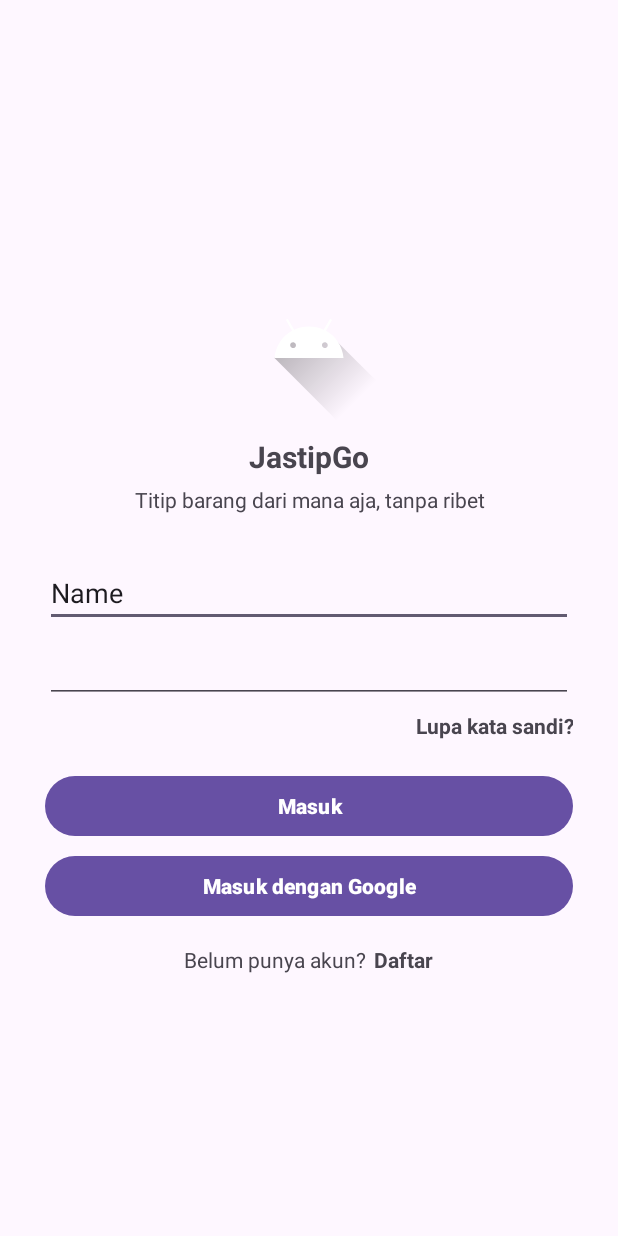
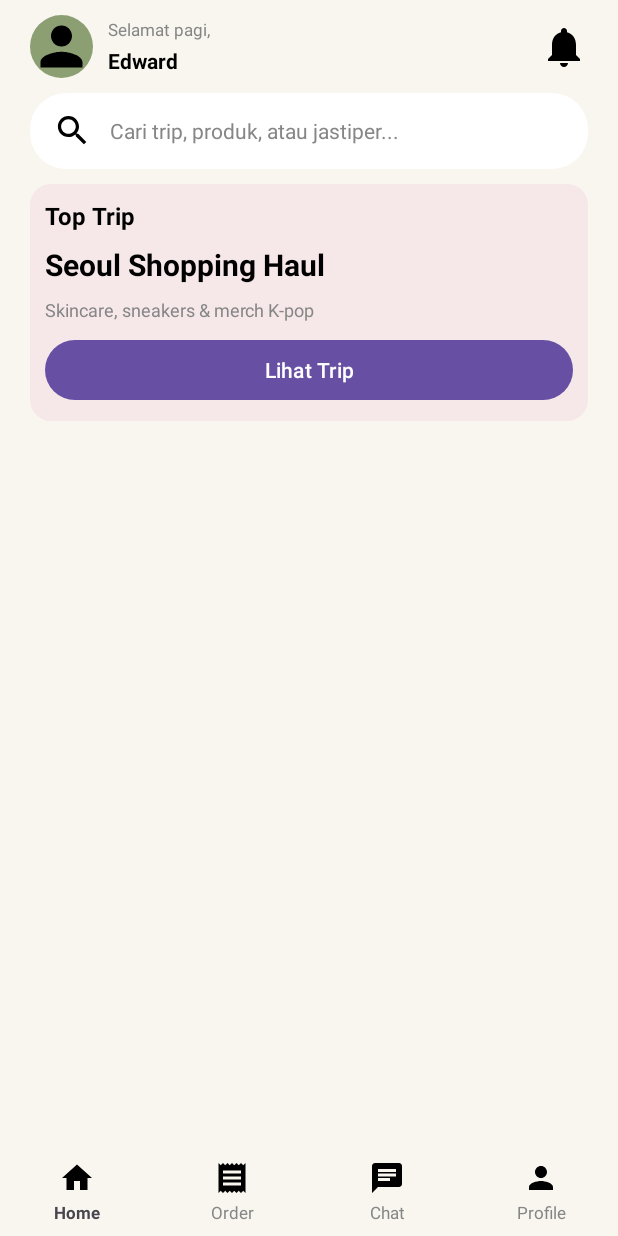
Before and after one commit to edwardedo03/JastipGo, an Android app: the screen it shows after launch (LoginActivity before the commit, MainActivity after it), on a phone screen of 412 x 824 dp. Run offline under Robolectric (Android 15) with nearby library versions, the phone set to English and light mode, and no system bars; 1 statement that could not run was skipped.

Commit message:
creating home fragment

```diff
--- a/app/build.gradle.kts
+++ b/app/build.gradle.kts
@@ -36,6 +36,7 @@ dependencies {
     implementation(libs.activity.ktx)
     implementation(libs.appcompat)
     implementation(libs.constraintlayout)
+    implementation(libs.fragment)
     implementation(libs.material)
     testImplementation(libs.junit)
     androidTestImplementation(libs.espresso.core)
--- a/app/src/main/AndroidManifest.xml
+++ b/app/src/main/AndroidManifest.xml
@@ -12,7 +12,7 @@
         android:supportsRtl="true"
         android:theme="@style/Theme.JastipGo">
         <activity
-            android:name=".LoginActivity"
+            android:name=".MainActivity"
             android:exported="true"
             android:windowSoftInputMode="adjustResize">
             <intent-filter>
@@ -21,6 +21,10 @@
                 <category android:name="android.intent.category.LAUNCHER" />
             </intent-filter>
         </activity>
+        <activity
+            android:name=".LoginActivity"
+            android:exported="false"
+            android:windowSoftInputMode="adjustResize" />
     </application>
 
 </manifest>
--- /dev/null
+++ b/app/src/main/java/com/uas/jastipgo/HomeFragment.java
@@ -0,0 +1,64 @@
+package com.uas.jastipgo;
+
+import android.os.Bundle;
+
+import androidx.fragment.app.Fragment;
+
+import android.view.LayoutInflater;
+import android.view.View;
+import android.view.ViewGroup;
+
+/**
+ * A simple {@link Fragment} subclass.
+ * Use the {@link HomeFragment#newInstance} factory method to
+ * create an instance of this fragment.
+ */
+public class HomeFragment extends Fragment {
+
+    // TODO: Rename parameter arguments, choose names that match
+    // the fragment initialization parameters, e.g. ARG_ITEM_NUMBER
+    private static final String ARG_PARAM1 = "param1";
+    private static final String ARG_PARAM2 = "param2";
+
+    // TODO: Rename and change types of parameters
+    private String mParam1;
+    private String mParam2;
+
+    public HomeFragment() {
+        // Required empty public constructor
+    }
+
+    /**
+     * Use this factory method to create a new instance of
+     * this fragment using the provided parameters.
+     *
+     * @param param1 Parameter 1.
+     * @param param2 Parameter 2.
+     * @return A new instance of fragment HomeFragment.
+     */
+    // TODO: Rename and change types and number of parameters
+    public static HomeFragment newInstance(String param1, String param2) {
+        HomeFragment fragment = new HomeFragment();
+        Bundle args = new Bundle();
+        args.putString(ARG_PARAM1, param1);
+        args.putString(ARG_PARAM2, param2);
+        fragment.setArguments(args);
+        return fragment;
+    }
+
+    @Override
+    public void onCreate(Bundle savedInstanceState) {
+        super.onCreate(savedInstanceState);
+        if (getArguments() != null) {
+            mParam1 = getArguments().getString(ARG_PARAM1);
+            mParam2 = getArguments().getString(ARG_PARAM2);
+        }
+    }
+
+    @Override
+    public View onCreateView(LayoutInflater inflater, ViewGroup container,
+                             Bundle savedInstanceState) {
+        // Inflate the layout for this fragment
+        return inflater.inflate(R.layout.fragment_home, container, false);
+    }
+}
--- /dev/null
+++ b/app/src/main/java/com/uas/jastipgo/MainActivity.java
@@ -0,0 +1,24 @@
+package com.uas.jastipgo;
+
+import android.os.Bundle;
+
+import androidx.appcompat.app.AppCompatActivity;
+import androidx.core.graphics.Insets;
+import androidx.core.view.ViewCompat;
+import androidx.core.view.WindowCompat;
+import androidx.core.view.WindowInsetsCompat;
+
+public class MainActivity extends AppCompatActivity {
+
+    @Override
+    protected void onCreate(Bundle savedInstanceState) {
+        super.onCreate(savedInstanceState);
+        WindowCompat.enableEdgeToEdge(getWindow());
+        setContentView(R.layout.activity_main);
+        ViewCompat.setOnApplyWindowInsetsListener(findViewById(R.id.main), (v, insets) -> {
+            Insets systemBars = insets.getInsets(WindowInsetsCompat.Type.systemBars());
+            v.setPadding(systemBars.left, systemBars.top, systemBars.right, systemBars.bottom);
+            return insets;
+        });
+    }
+}
--- /dev/null
+++ b/app/src/main/res/drawable/bg_rounded_pink.xml
@@ -0,0 +1,5 @@
+<?xml version="1.0" encoding="utf-8"?>
+<shape xmlns:android="http://schemas.android.com/apk/res/android">
+    <solid android:color="#f6e7e9"/>
+    <corners android:radius="14dp"/>
+</shape>
--- /dev/null
+++ b/app/src/main/res/drawable/bg_rounded_white.xml
@@ -0,0 +1,5 @@
+<?xml version="1.0" encoding="utf-8"?>
+<shape xmlns:android="http://schemas.android.com/apk/res/android">
+    <solid android:color="#FFFFFF"/>
+    <corners android:radius="24dp"/>
+</shape>
--- /dev/null
+++ b/app/src/main/res/drawable/ic_chat_24.xml
@@ -0,0 +1,20 @@
+<!--
+  ~ Copyright (C) 2026 The Android Open Source Project
+  ~
+  ~ Licensed under the Apache License, Version 2.0 (the "License");
+  ~ you may not use this file except in compliance with the License.
+  ~ You may obtain a copy of the License at
+  ~
+  ~      http://www.apache.org/licenses/LICENSE-2.0
+  ~
+  ~ Unless required by applicable law or agreed to in writing, software
+  ~ distributed under the License is distributed on an "AS IS" BASIS,
+  ~ WITHOUT WARRANTIES OR CONDITIONS OF ANY KIND, either express or implied.
+  ~ See the License for the specific language governing permissions and
+  ~ limitations under the License.
+  -->
+<vector xmlns:android="http://schemas.android.com/apk/res/android" android:autoMirrored="true" android:height="24dp" android:tint="#000000" android:viewportHeight="24" android:viewportWidth="24" android:width="24dp">
+
+    <path android:fillColor="@android:color/white" android:pathData="M20,2L4,2c-1.1,0 -1.99,0.9 -1.99,2L2,22l4,-4h14c1.1,0 2,-0.9 2,-2L22,4c0,-1.1 -0.9,-2 -2,-2zM6,9h12v2L6,11L6,9zM14,14L6,14v-2h8v2zM18,8L6,8L6,6h12v2z"/>
+
+</vector>
--- /dev/null
+++ b/app/src/main/res/drawable/ic_home_24.xml
@@ -0,0 +1,20 @@
+<!--
+  ~ Copyright (C) 2026 The Android Open Source Project
+  ~
+  ~ Licensed under the Apache License, Version 2.0 (the "License");
+  ~ you may not use this file except in compliance with the License.
+  ~ You may obtain a copy of the License at
+  ~
+  ~      http://www.apache.org/licenses/LICENSE-2.0
+  ~
+  ~ Unless required by applicable law or agreed to in writing, software
+  ~ distributed under the License is distributed on an "AS IS" BASIS,
+  ~ WITHOUT WARRANTIES OR CONDITIONS OF ANY KIND, either express or implied.
+  ~ See the License for the specific language governing permissions and
+  ~ limitations under the License.
+  -->
+<vector xmlns:android="http://schemas.android.com/apk/res/android" android:height="24dp" android:tint="#000000" android:viewportHeight="24" android:viewportWidth="24" android:width="24dp">
+
+    <path android:fillColor="@android:color/white" android:pathData="M10,20v-6h4v6h5v-8h3L12,3 2,12h3v8z"/>
+
+</vector>
--- /dev/null
+++ b/app/src/main/res/drawable/ic_notifications_24.xml
@@ -0,0 +1,20 @@
+<!--
+  ~ Copyright (C) 2026 The Android Open Source Project
+  ~
+  ~ Licensed under the Apache License, Version 2.0 (the "License");
+  ~ you may not use this file except in compliance with the License.
+  ~ You may obtain a copy of the License at
+  ~
+  ~      http://www.apache.org/licenses/LICENSE-2.0
+  ~
+  ~ Unless required by applicable law or agreed to in writing, software
+  ~ distributed under the License is distributed on an "AS IS" BASIS,
+  ~ WITHOUT WARRANTIES OR CONDITIONS OF ANY KIND, either express or implied.
+  ~ See the License for the specific language governing permissions and
+  ~ limitations under the License.
+  -->
+<vector xmlns:android="http://schemas.android.com/apk/res/android" android:height="24dp" android:tint="#000000" android:viewportHeight="24" android:viewportWidth="24" android:width="24dp">
+
+    <path android:fillColor="@android:color/white" android:pathData="M12,22c1.1,0 2,-0.9 2,-2h-4c0,1.1 0.89,2 2,2zM18,16v-5c0,-3.07 -1.64,-5.64 -4.5,-6.32L13.5,4c0,-0.83 -0.67,-1.5 -1.5,-1.5s-1.5,0.67 -1.5,1.5v0.68C7.63,5.36 6,7.92 6,11v5l-2,2v1h16v-1l-2,-2z"/>
+
+</vector>
--- /dev/null
+++ b/app/src/main/res/drawable/ic_profile_24.xml
@@ -0,0 +1,20 @@
+<!--
+  ~ Copyright (C) 2026 The Android Open Source Project
+  ~
+  ~ Licensed under the Apache License, Version 2.0 (the "License");
+  ~ you may not use this file except in compliance with the License.
+  ~ You may obtain a copy of the License at
+  ~
+  ~      http://www.apache.org/licenses/LICENSE-2.0
+  ~
+  ~ Unless required by applicable law or agreed to in writing, software
+  ~ distributed under the License is distributed on an "AS IS" BASIS,
+  ~ WITHOUT WARRANTIES OR CONDITIONS OF ANY KIND, either express or implied.
+  ~ See the License for the specific language governing permissions and
+  ~ limitations under the License.
+  -->
+<vector xmlns:android="http://schemas.android.com/apk/res/android" android:height="24dp" android:tint="#000000" android:viewportHeight="24" android:viewportWidth="24" android:width="24dp">
+
+    <path android:fillColor="@android:color/white" android:pathData="M12,12c2.21,0 4,-1.79 4,-4s-1.79,-4 -4,-4 -4,1.79 -4,4 1.79,4 4,4zM12,14c-2.67,0 -8,1.34 -8,4v2h16v-2c0,-2.66 -5.33,-4 -8,-4z"/>
+
+</vector>
--- /dev/null
+++ b/app/src/main/res/drawable/ic_receipt_24.xml
@@ -0,0 +1,20 @@
+<!--
+  ~ Copyright (C) 2026 The Android Open Source Project
+  ~
+  ~ Licensed under the Apache License, Version 2.0 (the "License");
+  ~ you may not use this file except in compliance with the License.
+  ~ You may obtain a copy of the License at
+  ~
+  ~      http://www.apache.org/licenses/LICENSE-2.0
+  ~
+  ~ Unless required by applicable law or agreed to in writing, software
+  ~ distributed under the License is distributed on an "AS IS" BASIS,
+  ~ WITHOUT WARRANTIES OR CONDITIONS OF ANY KIND, either express or implied.
+  ~ See the License for the specific language governing permissions and
+  ~ limitations under the License.
+  -->
+<vector xmlns:android="http://schemas.android.com/apk/res/android" android:height="24dp" android:tint="#000000" android:viewportHeight="24" android:viewportWidth="24" android:width="24dp">
+
+    <path android:fillColor="@android:color/white" android:pathData="M18,17L6,17v-2h12v2zM18,13L6,13v-2h12v2zM18,9L6,9L6,7h12v2zM3,22l1.5,-1.5L6,22l1.5,-1.5L9,22l1.5,-1.5L12,22l1.5,-1.5L15,22l1.5,-1.5L18,22l1.5,-1.5L21,22L21,2l-1.5,1.5L18,2l-1.5,1.5L15,2l-1.5,1.5L12,2l-1.5,1.5L9,2 7.5,3.5 6,2 4.5,3.5 3,2v20z"/>
+
+</vector>
--- /dev/null
+++ b/app/src/main/res/drawable/ic_search_24.xml
@@ -0,0 +1,20 @@
+<!--
+  ~ Copyright (C) 2026 The Android Open Source Project
+  ~
+  ~ Licensed under the Apache License, Version 2.0 (the "License");
+  ~ you may not use this file except in compliance with the License.
+  ~ You may obtain a copy of the License at
+  ~
+  ~      http://www.apache.org/licenses/LICENSE-2.0
+  ~
+  ~ Unless required by applicable law or agreed to in writing, software
+  ~ distributed under the License is distributed on an "AS IS" BASIS,
+  ~ WITHOUT WARRANTIES OR CONDITIONS OF ANY KIND, either express or implied.
+  ~ See the License for the specific language governing permissions and
+  ~ limitations under the License.
+  -->
+<vector xmlns:android="http://schemas.android.com/apk/res/android" android:height="24dp" android:tint="#000000" android:viewportHeight="24" android:viewportWidth="24" android:width="24dp">
+
+    <path android:fillColor="@android:color/white" android:pathData="M15.5,14h-0.79l-0.28,-0.27C15.41,12.59 16,11.11 16,9.5 16,5.91 13.09,3 9.5,3S3,5.91 3,9.5 5.91,16 9.5,16c1.61,0 3.09,-0.59 4.23,-1.57l0.27,0.28v0.79l5,4.99L20.49,19l-4.99,-5zM9.5,14C7.01,14 5,11.99 5,9.5S7.01,5 9.5,5 14,7.01 14,9.5 11.99,14 9.5,14z"/>
+
+</vector>
--- a/app/src/main/res/layout/activity_login.xml
+++ b/app/src/main/res/layout/activity_login.xml
@@ -14,20 +14,22 @@
         app:layout_constraintBottom_toBottomOf="parent"
         app:layout_constraintEnd_toEndOf="parent"
         app:layout_constraintStart_toStartOf="parent"
-        app:layout_constraintTop_toTopOf="parent">
+        app:layout_constraintTop_toTopOf="parent"
+        app:layout_constraintVertical_bias="0.35000002">
 
         <LinearLayout
             android:id="@+id/linearLayout"
             android:layout_width="match_parent"
             android:layout_height="wrap_content"
+            android:gravity="center"
             android:orientation="vertical">
 
             <ImageView
                 android:id="@+id/imageView"
-                android:layout_width="match_parent"
-                android:layout_height="wrap_content"
+                android:layout_width="200dp"
+                android:layout_height="140dp"
                 android:layout_marginBottom="8dp"
-                android:src="@drawable/ic_launcher_foreground" />
+                android:src="@drawable/app_logo" />
 
             <TextView
                 android:id="@+id/textView4"
--- /dev/null
+++ b/app/src/main/res/layout/activity_main.xml
@@ -0,0 +1,135 @@
+<?xml version="1.0" encoding="utf-8"?>
+<androidx.constraintlayout.widget.ConstraintLayout xmlns:android="http://schemas.android.com/apk/res/android"
+    xmlns:app="http://schemas.android.com/apk/res-auto"
+    xmlns:tools="http://schemas.android.com/tools"
+    android:id="@+id/main"
+    android:layout_width="match_parent"
+    android:layout_height="match_parent"
+    tools:context=".MainActivity"
+    android:background="#f8f6ef">
+
+    <androidx.fragment.app.FragmentContainerView
+        android:id="@+id/fragmentContainerView2"
+        android:name="com.uas.jastipgo.HomeFragment"
+        android:layout_width="0dp"
+        android:layout_height="wrap_content"
+        app:layout_constraintEnd_toEndOf="parent"
+        app:layout_constraintStart_toStartOf="parent"
+        app:layout_constraintTop_toTopOf="parent" />
+
+    <LinearLayout
+        android:id="@+id/linearLayout3"
+        android:layout_width="match_parent"
+        android:layout_height="wrap_content"
+        android:orientation="horizontal"
+        android:paddingTop="5dp"
+        android:paddingBottom="8dp"
+        app:layout_constraintBottom_toBottomOf="parent">
+
+        <LinearLayout
+            android:layout_width="match_parent"
+            android:layout_height="match_parent"
+            android:layout_weight="1"
+            android:gravity="center"
+            android:orientation="vertical">
+
+            <ImageView
+                android:id="@+id/imageView2"
+                android:layout_width="wrap_content"
+                android:layout_height="wrap_content"
+                android:layout_marginBottom="3dp"
+                android:layout_weight="1"
+                app:srcCompat="@drawable/ic_home_24" />
+
+            <TextView
+                android:id="@+id/textView6"
+                android:layout_width="match_parent"
+                android:layout_height="wrap_content"
+                android:layout_weight="1"
+                android:gravity="center"
+                android:text="Home"
+                android:textSize="11sp"
+                android:textStyle="bold" />
+        </LinearLayout>
+
+        <LinearLayout
+            android:layout_width="match_parent"
+            android:layout_height="match_parent"
+            android:layout_weight="1"
+            android:gravity="center"
+            android:orientation="vertical">
+
+            <ImageView
+                android:id="@+id/imageView3"
+                android:layout_width="wrap_content"
+                android:layout_height="wrap_content"
+                android:layout_marginBottom="3dp"
+                android:layout_weight="1"
+                app:srcCompat="@drawable/ic_receipt_24" />
+
+            <TextView
+                android:id="@+id/textView7"
+                android:layout_width="match_parent"
+                android:layout_height="wrap_content"
+                android:layout_weight="1"
+                android:gravity="center"
+                android:text="Order"
+                android:textColor="#868686"
+                android:textSize="11sp" />
+        </LinearLayout>
+
+        <LinearLayout
+            android:layout_width="match_parent"
+            android:layout_height="match_parent"
+            android:layout_weight="1"
+            android:gravity="center"
+            android:orientation="vertical">
+
+            <ImageView
+                android:id="@+id/imageView4"
+                android:layout_width="wrap_content"
+                android:layout_height="wrap_content"
+                android:layout_marginBottom="3dp"
+                android:layout_weight="1"
+                app:srcCompat="@drawable/ic_chat_24" />
+
+            <TextView
+                android:id="@+id/textView8"
+                android:layout_width="match_parent"
+                android:layout_height="wrap_content"
+                android:layout_weight="1"
+                android:gravity="center"
+                android:text="Chat"
+                android:textColor="#868686"
+                android:textSize="11sp" />
+        </LinearLayout>
+
+        <LinearLayout
+            android:layout_width="match_parent"
+            android:layout_height="match_parent"
+            android:layout_weight="1"
+            android:gravity="center"
+            android:orientation="vertical">
+
+            <ImageView
+                android:id="@+id/imageView5"
+                android:layout_width="wrap_content"
+                android:layout_height="wrap_content"
+                android:layout_marginBottom="3dp"
+                android:layout_weight="1"
+                app:srcCompat="@drawable/ic_profile_24" />
+
+            <TextView
+                android:id="@+id/textView9"
+                android:layout_width="match_parent"
+                android:layout_height="wrap_content"
+                android:layout_weight="1"
+                android:gravity="center"
+                android:text="Profile"
+                android:textColor="#868686"
+                android:textSize="11sp" />
+
+        </LinearLayout>
+
+    </LinearLayout>
+</androidx.constraintlayout.widget.ConstraintLayout>
--- /dev/null
+++ b/app/src/main/res/layout/fragment_home.xml
@@ -0,0 +1,157 @@
+<?xml version="1.0" encoding="utf-8"?>
+<FrameLayout xmlns:android="http://schemas.android.com/apk/res/android"
+    xmlns:app="http://schemas.android.com/apk/res-auto"
+    xmlns:tools="http://schemas.android.com/tools"
+    android:layout_width="match_parent"
+    android:layout_height="match_parent"
+    tools:context=".HomeFragment">
+
+    <androidx.constraintlayout.widget.ConstraintLayout
+        android:layout_width="match_parent"
+        android:layout_height="wrap_content">
+
+        <androidx.constraintlayout.widget.ConstraintLayout
+            android:id="@+id/constraintLayout"
+            android:layout_width="match_parent"
+            android:layout_height="wrap_content"
+            android:paddingHorizontal="20dp"
+            android:paddingVertical="10dp"
+            app:layout_constraintTop_toTopOf="parent">
+
+            <com.google.android.material.imageview.ShapeableImageView
+                android:id="@+id/imageView7"
+                android:layout_width="42dp"
+                android:layout_height="42dp"
+                android:background="#8c9f72"
+                android:src="@drawable/ic_profile_24"
+                app:layout_constraintBottom_toBottomOf="parent"
+                app:layout_constraintStart_toStartOf="parent"
+                app:layout_constraintTop_toTopOf="parent"
+                app:shapeAppearanceOverlay="@style/LingkaranImageView" />
+
+            <LinearLayout
+                android:layout_width="wrap_content"
+                android:layout_height="wrap_content"
+                android:layout_marginStart="10dp"
+                android:orientation="vertical"
+                app:layout_constraintBottom_toBottomOf="@+id/imageView7"
+                app:layout_constraintStart_toEndOf="@+id/imageView7"
+                app:layout_constraintTop_toTopOf="@+id/imageView7">
+
+                <TextView
+                    android:id="@+id/txt_greet_home"
+                    android:layout_width="wrap_content"
+                    android:layout_height="wrap_content"
+                    android:layout_marginBottom="3dp"
+                    android:text="Selamat pagi,"
+                    android:textColor="#868686"
+                    android:textSize="11sp" />
+
+                <TextView
+                    android:id="@+id/txt_username_home"
+                    android:layout_width="match_parent"
+                    android:layout_height="wrap_content"
+                    android:text="Edward"
+                    android:textColor="#000000"
+                    android:textStyle="bold" />
+            </LinearLayout>
+
+            <ImageView
+                android:id="@+id/imageView8"
+                android:layout_width="32dp"
+                android:layout_height="32dp"
+                android:src="@drawable/ic_notifications_24"
+                app:layout_constraintBottom_toBottomOf="@+id/imageView7"
+                app:layout_constraintEnd_toEndOf="parent"
+                app:layout_constraintTop_toTopOf="@+id/imageView7" />
+        </androidx.constraintlayout.widget.ConstraintLayout>
+
+        <LinearLayout
+            android:id="@+id/linearLayout4"
+            android:layout_width="match_parent"
+            android:layout_height="wrap_content"
+            android:layout_marginHorizontal="20dp"
+            android:background="@drawable/bg_rounded_white"
+            android:gravity="center_vertical"
+            android:orientation="horizontal"
+            android:paddingHorizontal="15dp"
+            android:paddingVertical="5dp"
+            app:layout_constraintTop_toBottomOf="@+id/constraintLayout"
+            tools:layout_editor_absoluteX="20dp">
+
+            <ImageView
+                android:id="@+id/imageView9"
+                android:layout_width="26dp"
+                android:layout_height="26dp"
+                android:layout_marginRight="8dp"
+                android:src="@drawable/ic_search_24" />
+
+            <EditText
+                android:id="@+id/editTextText2"
+                android:layout_width="wrap_content"
+                android:layout_height="wrap_content"
+                android:layout_weight="1"
+                android:backgroundTint="@android:color/transparent"
+                android:ems="10"
+                android:hint="Cari trip, produk, atau jastiper..."
+                android:inputType="text"
+                android:textColor="#000000"
+                android:textColorHint="#868686"
+                android:textSize="14sp" />
+
+        </LinearLayout>
+
+        <LinearLayout
+            android:layout_width="match_parent"
+            android:layout_height="wrap_content"
+            android:layout_marginHorizontal="20dp"
+            android:layout_marginStart="20dp"
+            android:layout_marginTop="10dp"
+            android:layout_marginEnd="20dp"
+            android:orientation="vertical"
+            android:paddingHorizontal="10dp"
+            android:paddingVertical="10dp"
+            app:layout_constraintEnd_toEndOf="parent"
+            app:layout_constraintStart_toStartOf="parent"
+            app:layout_constraintTop_toBottomOf="@+id/linearLayout4"
+            android:background="@drawable/bg_rounded_pink">
+
+            <TextView
+                android:id="@+id/textView13"
+                android:layout_width="match_parent"
+                android:layout_height="wrap_content"
+                android:layout_marginBottom="8dp"
+                android:text="Top Trip"
+                android:textColor="#000000"
+                android:textSize="16sp"
+                android:textStyle="bold" />
+
+            <TextView
+                android:id="@+id/textView14"
+                android:layout_width="match_parent"
+                android:layout_height="wrap_content"
+                android:layout_marginBottom="8dp"
+                android:text="Seoul Shopping Haul"
+                android:textColor="#000000"
+                android:textSize="20sp"
+                android:textStyle="bold" />
+
+            <TextView
+                android:id="@+id/textView15"
+                android:layout_width="match_parent"
+                android:layout_height="wrap_content"
+                android:layout_marginBottom="8dp"
+                android:text="Skincare, sneakers &amp; merch K-pop"
+                android:textColor="#868686"
+                android:textSize="12sp" />
+
+            <Button
+                android:id="@+id/button3"
+                android:layout_width="match_parent"
+                android:layout_height="wrap_content"
+                android:text="Lihat Trip"
+                android:textColorLink="#8c9f72" />
+        </LinearLayout>
+
+    </androidx.constraintlayout.widget.ConstraintLayout>
+</FrameLayout>
--- a/app/src/main/res/values/strings.xml
+++ b/app/src/main/res/values/strings.xml
@@ -1,3 +1,5 @@
 <resources>
     <string name="app_name">JastipGo</string>
+    <!-- TODO: Remove or change this placeholder text -->
+    <string name="hello_blank_fragment">Hello blank fragment</string>
 </resources>
--- a/app/src/main/res/values/themes.xml
+++ b/app/src/main/res/values/themes.xml
@@ -5,5 +5,10 @@
         <!-- <item name="colorPrimary">@color/my_light_primary</item> -->
     </style>
 
+    <style name="LingkaranImageView">
+        <item name="cornerFamily">rounded</item>
+        <item name="cornerSize">50%</item>
+    </style>
+
     <style name="Theme.JastipGo" parent="Base.Theme.JastipGo" />
 </resources>
--- a/gradle/libs.versions.toml
+++ b/gradle/libs.versions.toml
@@ -7,6 +7,7 @@ appcompat = "1.6.1"
 material = "1.10.0"
 activityKtx = "1.13.0"
 constraintlayout = "2.1.4"
+fragment = "1.9.1"
 
 [libraries]
 junit = { group = "junit", name = "junit", version.ref = "junit" }
@@ -16,6 +17,7 @@ appcompat = { group = "androidx.appcompat", name = "appcompat", version.ref = "a
 material = { group = "com.google.android.material", name = "material", version.ref = "material" }
 activity-ktx = { group = "androidx.activity", name = "activity-ktx", version.ref = "activityKtx" }
 constraintlayout = { group = "androidx.constraintlayout", name = "constraintlayout", version.ref = "constraintlayout" }
+fragment = { group = "androidx.fragment", name = "fragment", version.ref = "fragment" }
 
 [plugins]
 android-application = { id = "com.android.application", version.ref = "agp" }
```
Also changed, not shown: app/src/main/res/drawable/app_logo.png (added).
